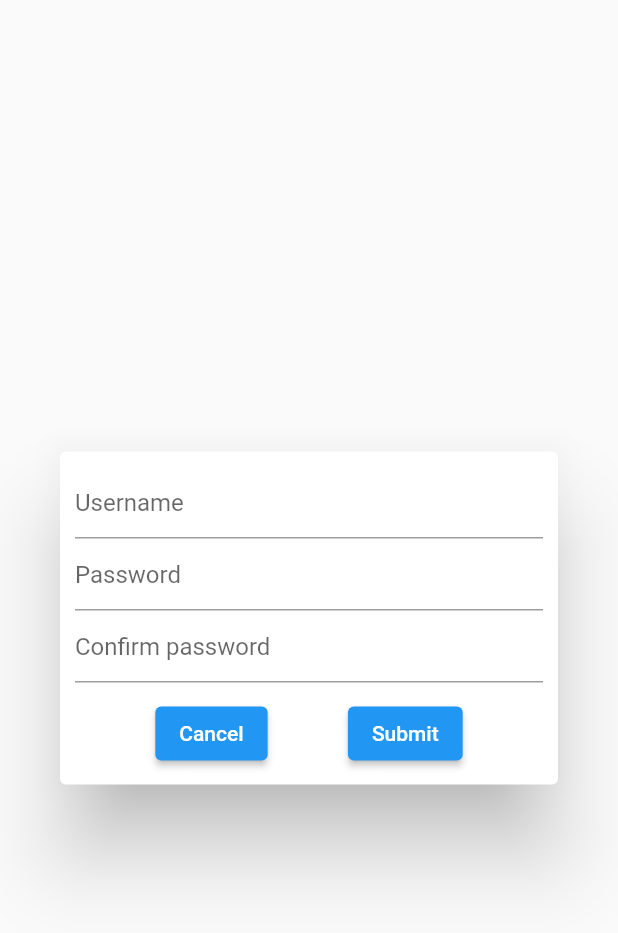
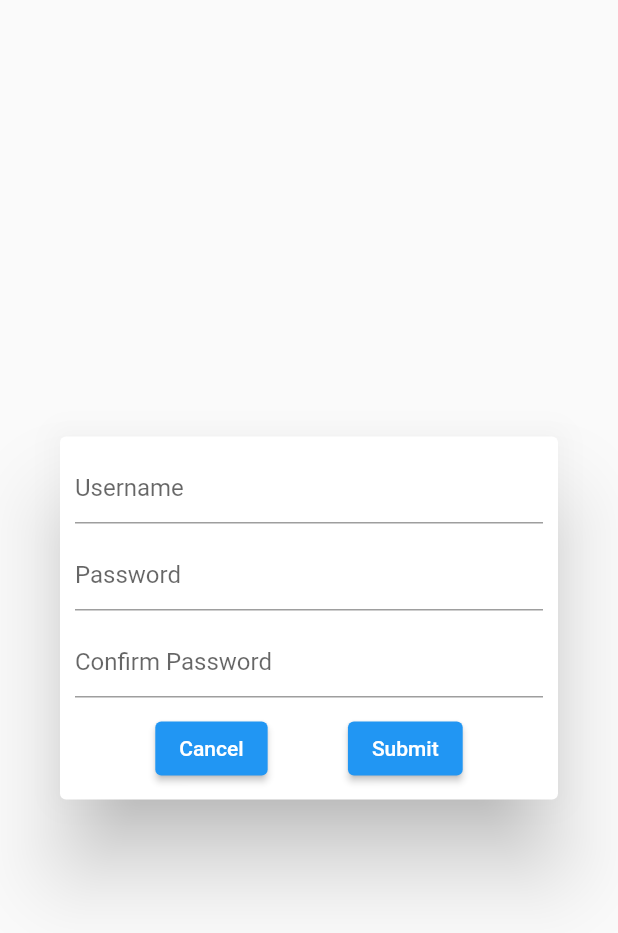
Before and after one commit to ccvit/flutter_demo, a Flutter app: the NewUserDialog widget shown alone on an empty page, opened directly, on a phone screen of 412 x 824 dp. Shown: the top 933 px of the screen. Run offline on Flutter 3.47's test engine with Material 2 defaults, Android fonts, the phone set to English and light mode, and no system bars; our stand-ins replace flutter_bloc, flutter_secure_storage, sqflite; accounts and stored records are empty; network calls fail.

Commit message:
Proper Cleanup

```diff
--- a/lib/dialogs/new_user_dialog.dart
+++ b/lib/dialogs/new_user_dialog.dart
@@ -1,12 +1,12 @@
 import 'package:example_cpl/blocs/do_registration.dart';
-import 'package:example_cpl/database/db.dart';
+import 'package:example_cpl/widgets/dialog_bottom_row.dart';
+import 'package:example_cpl/widgets/password_text_field.dart';
 import 'package:flutter/material.dart';
 import 'package:flutter_bloc/flutter_bloc.dart';
 
-import '../blocs/login_bloc.dart';
 import '../blocs/registration_bloc.dart';
 import '../planet_database_screen.dart';
-import '../util.dart';
+import '../widgets/username_text_field.dart';
 
 class NewUserDialog extends StatefulWidget {
   const NewUserDialog({Key? key}) : super(key: key);
@@ -17,11 +17,9 @@ class NewUserDialog extends StatefulWidget {
 
 class _NewUserDialogState extends State<NewUserDialog> {
 
-  // credential controllers
   final TextEditingController _usernameController = TextEditingController();
   final TextEditingController _passwordController = TextEditingController();
   final TextEditingController _confirmPasswordController = TextEditingController();
-  final TextStyle errorStyle = const TextStyle(color: Colors.red);
   final RegisterBloc _registerBloc = RegisterBloc();
 
   submit() async {
@@ -44,20 +42,8 @@ class _NewUserDialogState extends State<NewUserDialog> {
     }
   }
 
-  Widget buildDialogBottomRow() {
-    return Padding(
-      padding: const EdgeInsets.only(top: 10.0),
-      child: Row(
-        mainAxisAlignment: MainAxisAlignment.spaceEvenly,
-        children: [
-          ElevatedButton(onPressed: cancel, child: const Text("Cancel")),
-          ElevatedButton(onPressed: submit, child: const Text("Submit")),
-        ],
-      ),
-    );
-  }
-
   addErrorMessageIfNeeded(List<Widget> children, RegisterType registerAttempt) {
+    TextStyle errorStyle = const TextStyle(color: Colors.red);
     if (registerAttempt == RegisterType.passwordFail) {
       children.add(Text("Passwords do not match", style: errorStyle,));
     } else if (registerAttempt == RegisterType.userExists) {
@@ -65,33 +51,14 @@ class _NewUserDialogState extends State<NewUserDialog> {
     }
   }
 
+  // TODO: Study polymorphism further to change buildRegistrationChildren to a class
   Widget buildRegistrationChildren(BuildContext context, RegisterType registerAttempt) {
-    Widget usernameTextBox = buildTextField(
-        obscureText: false,
-        hint: "Username",
-        textEditingController: _usernameController
-    );
-
-    Widget passwordTextBox = buildTextField(
-        obscureText: true,
-        hint: "Password",
-        textEditingController: _passwordController
-
-    );
-
-    Widget confirmPasswordTextBox = buildTextField(
-        obscureText: true,
-        hint: "Confirm password",
-        textEditingController: _confirmPasswordController
-    );
-
-    Widget dialogBottomRow = buildDialogBottomRow();
 
     List<Widget> children = [
-      usernameTextBox,
-      passwordTextBox,
-      confirmPasswordTextBox,
-      dialogBottomRow
+      UsernameTextField(textEditingController: _usernameController),
+      PasswordTextField(textEditingController: _passwordController, hintText: "Password"),
+      PasswordTextField(textEditingController: _confirmPasswordController, hintText: "Confirm Password"),
+      DialogBottomRow(cancel: cancel, submit: submit)
     ];
     addErrorMessageIfNeeded(children, registerAttempt);
 
--- a/lib/kepler_api.dart
+++ b/lib/kepler_api.dart
@@ -12,12 +12,10 @@ class KeplerApi {
 
   Future<List<Planet>> _doHttpsRequest(Map<String, String> params) async {
 
-    // doing request
     Uri url = Uri.https(_baseAddress, _unencodedPath, params);
     http.Response requestResults = await http.get(url, headers: _headers);
     List<Planet> planets = [];
 
-    // parsing results to json
     String data = requestResults.body;
     List<dynamic> rawDataList = jsonDecode(data);
     for (dynamic rawData in rawDataList) {
--- a/lib/util.dart
+++ /dev/null
@@ -1,22 +0,0 @@
-import 'package:flutter/cupertino.dart';
-import 'package:flutter/material.dart';
-
-// == styles ==
-const TextStyle errorStyle = TextStyle(color: Colors.red);
-
-
-// == Widgets ==
-Widget buildTextField({required String hint, required TextEditingController textEditingController, required bool obscureText}) {
-  return TextField(
-    obscureText: obscureText,
-    controller: textEditingController,
-    decoration: InputDecoration(
-      border: const UnderlineInputBorder(),
-      hintText: hint,
-    ),
-  );
-}
-
-class Util {
-
-}
--- /dev/null
+++ b/lib/widgets/dialog_bottom_row.dart
@@ -0,0 +1,22 @@
+import 'package:flutter/cupertino.dart';
+import 'package:flutter/material.dart';
+
+class DialogBottomRow extends StatelessWidget {
+  final Function cancel;
+  final Function submit;
+  const DialogBottomRow({required this.cancel, required this.submit, Key? key}) : super(key: key);
+
+  @override
+  Widget build(BuildContext context) {
+    return Padding(
+      padding: const EdgeInsets.only(top: 10.0),
+      child: Row(
+        mainAxisAlignment: MainAxisAlignment.spaceEvenly,
+        children: [
+          ElevatedButton(onPressed: () => cancel(), child: const Text("Cancel")),
+          ElevatedButton(onPressed: () => submit(), child: const Text("Submit")),
+        ],
+      ),
+    );
+  }
+}
--- /dev/null
+++ b/lib/widgets/password_text_field.dart
@@ -0,0 +1,24 @@
+import 'package:flutter/cupertino.dart';
+import 'package:flutter/material.dart';
+
+class PasswordTextField extends StatelessWidget {
+  final TextEditingController textEditingController;
+  final String hintText;
+
+  const PasswordTextField({required this.textEditingController, required this.hintText, Key? key}) : super(key: key);
+
+  @override
+  Widget build(BuildContext context) {
+    return Padding(
+        padding: const EdgeInsets.only(top: 10.0),
+        child: TextField(
+          obscureText: true,
+          controller: textEditingController,
+          decoration: InputDecoration(
+            border: const UnderlineInputBorder(),
+            hintText: hintText,
+          ),
+        )
+    );
+  }
+}
--- /dev/null
+++ b/lib/widgets/username_text_field.dart
@@ -0,0 +1,18 @@
+import 'package:flutter/cupertino.dart';
+import 'package:flutter/material.dart';
+
+class UsernameTextField  extends StatelessWidget {
+  final TextEditingController textEditingController;
+  const UsernameTextField ({required this.textEditingController, Key? key}) : super(key: key);
+
+  @override
+  Widget build(BuildContext context) {
+    return TextField(
+      controller: textEditingController,
+      decoration: const InputDecoration(
+        border: UnderlineInputBorder(),
+        hintText: "Username",
+      ),
+    );
+  }
+}
```
Also changed, not shown: lib/database/db.dart (+5 -13 lines), lib/main.dart (+10 -66 lines), lib/planet_database_screen.dart (+15 -79 lines), lib/widgets/loading_widget.dart (added, +16 -0 lines), lib/widgets/login_button.dart (added, +22 -0 lines), lib/widgets/planet_row.dart (added, +74 -0 lines), lib/widgets/register_message.dart (added, +46 -0 lines), lib/widgets/search_text_box.dart (added, +21 -0 lines), 2 other files.
